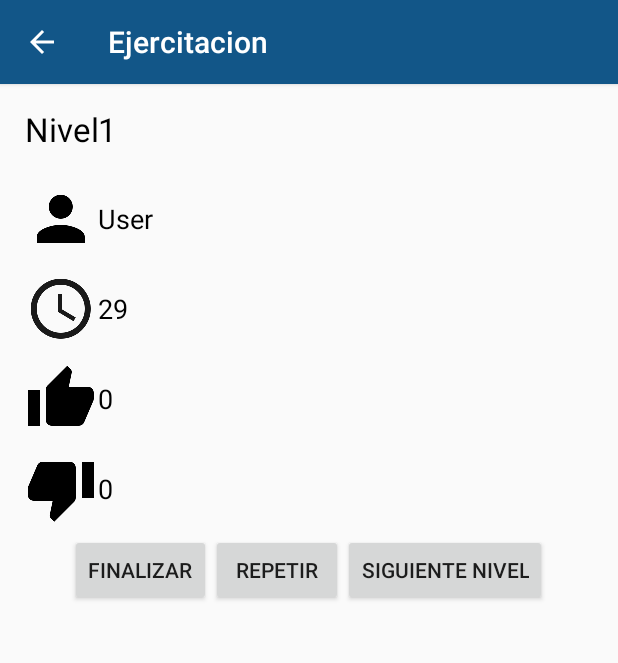
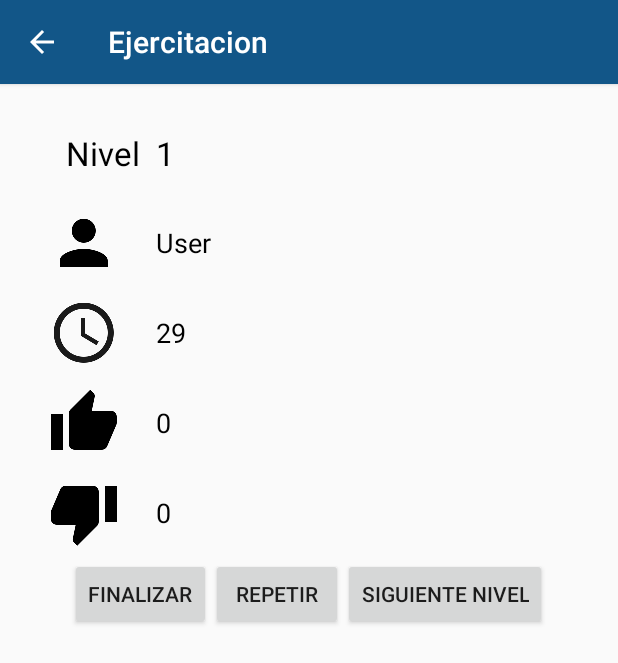
Before and after one commit to martintama/louis-app, an Android app: the ExerciseActivity screen opened directly, with no data from a screen before it, after a tap on "FINALIZAR", on a phone screen of 412 x 824 dp. Shown: the top 663 px of the screen. Run offline under Robolectric (Android 15) with nearby library versions, the phone set to English and light mode, and no system bars; libraries missing offline, so code that uses them is left out: com.j256.ormlite, net.danlew.android; 8 statements that could not run were skipped; 2 other taps on this screen came first.

Commit message:
Last minute changes

```diff
--- a/app/src/main/java/com/inclutec/louis/exercises/ExerciseAbecedario.java
+++ b/app/src/main/java/com/inclutec/louis/exercises/ExerciseAbecedario.java
@@ -9,7 +9,8 @@
 public class ExerciseAbecedario implements BrailleExercise {
 
     private int SEQ_START=7;
-    private int MAX_LEVEL=26;
+    //private int MAX_LEVEL=26;
+    private int MAX_LEVEL=19;
 
     private int level;
     private int nextCharIndex = 1;
@@ -18,7 +19,8 @@
     private int studiedLevelProgress = 1;
 
     public ExerciseAbecedario(){
-        sequence = "abclgmproetsunqivjdyñkháxíwfózúüé";
+        //sequence = "abclgmproetsunqivjdyñkháxíwfózúüé";
+        sequence = "abclgmproetsunqivjdykhxwfz";
     }
 
     @Override
--- a/app/src/main/java/com/inclutec/louis/exercises/ExerciseLibre.java
+++ b/app/src/main/java/com/inclutec/louis/exercises/ExerciseLibre.java
@@ -10,7 +10,8 @@
  */
 public class ExerciseLibre implements BrailleExercise {
 
-    String universe = "abcdefghijklmnñopqrstuvwxyz!?#";
+    //String universe = "abcdefghijklmnñopqrstuvwxyz!?#";
+    String universe = "abcdefghijklmnopqrstuvwxyz!#";
 
     @Override
     public void initializeExercise() {
--- a/app/src/main/java/com/inclutec/louis/ui/ExerciseActivity.java
+++ b/app/src/main/java/com/inclutec/louis/ui/ExerciseActivity.java
@@ -133,6 +133,7 @@
         args.putInt("seconds", seconds);
         args.putString("userName", userName);
         args.putInt("level", level);
+        args.putSerializable("type", selectedExercise.getExerciseType());
         nextFragment.setArguments(args);
 
         nextFragment.setListener(this);
--- a/app/src/main/java/com/inclutec/louis/ui/StatsActivity.java
+++ b/app/src/main/java/com/inclutec/louis/ui/StatsActivity.java
@@ -97,6 +97,7 @@
                 switch (fila[0].toLowerCase()) {
                     case "aprestamiento":
                         txtExercise = (TextView) findViewById(R.id.exercise1_title);
+                        txtExercise.setText("Aprestamiento");
                         txtTime = (TextView) findViewById(R.id.exercise1_time);
                         txtHits = (TextView) findViewById(R.id.exercise1_hit);
                         txtMiss = (TextView) findViewById(R.id.exercise1_miss);
@@ -104,6 +105,7 @@
                         break;
                     case "abecedario":
                         txtExercise = (TextView) findViewById(R.id.exercise2_title);
+                        txtExercise.setText("Abecedario");
                         txtTime = (TextView) findViewById(R.id.exercise2_time);
                         txtHits = (TextView) findViewById(R.id.exercise2_hit);
                         txtMiss = (TextView) findViewById(R.id.exercise2_miss);
@@ -111,6 +113,7 @@
                         break;
                     case "libre":
                         txtExercise = (TextView) findViewById(R.id.exercise3_title);
+                        txtExercise.setText("Libre");
                         txtTime = (TextView) findViewById(R.id.exercise3_time);
                         txtHits = (TextView) findViewById(R.id.exercise3_hit);
                         txtMiss = (TextView) findViewById(R.id.exercise3_miss);
@@ -118,7 +121,7 @@
                         break;
 
                 }
-                txtExercise.setText(fila[0]);
+
                 txtTime.setText(fila[1]);
                 txtHits.setText(fila[2]);
                 txtMiss.setText(fila[3]);
--- a/app/src/main/java/com/inclutec/louis/ui/fragments/ExerciseResultFragment.java
+++ b/app/src/main/java/com/inclutec/louis/ui/fragments/ExerciseResultFragment.java
@@ -11,6 +11,7 @@
 import android.widget.Toast;
 
 import com.inclutec.louis.R;
+import com.inclutec.louis.exercises.ExerciseType;
 
 public class ExerciseResultFragment extends Fragment {
 
@@ -24,6 +25,7 @@
     private int counterHit = 0;
     private int counterMiss = 0;
     private int level = 0;
+    private ExerciseType exerciseType;
 
     public ExerciseResultFragment() {
         // Required empty public constructor
@@ -85,7 +87,7 @@
         counterMiss = bundle.getInt("counterMiss");
         seconds = bundle.getInt("seconds");
         level = bundle.getInt("level");
-
+        ExerciseType selectedType = (ExerciseType) bundle.getSerializable("type");
 
         TextView txtThumbsUpCounter = (TextView) inflatedView.findViewById(R.id.txtThumbsUpCounter);
         TextView txtThumbsDownCounter = (TextView) inflatedView.findViewById(R.id.txtThumbsDownCounter);
@@ -100,7 +102,7 @@
         txtLevel.setText(String.valueOf(level));
 
         //If the user had some error
-        if (counterMiss > 1){
+        if (selectedType == ExerciseType.ABECEDARIO || selectedType == ExerciseType.LIBRE || counterMiss > 1){
             Button nextButton = (Button) inflatedView.findViewById(R.id.btnNext);
             nextButton.setEnabled(false);
 
@@ -111,6 +113,20 @@
                     aToast.show();;
                 }
             });
+        }
+
+        if (selectedType == ExerciseType.ABECEDARIO || selectedType == ExerciseType.LIBRE){
+            Button nextButton = (Button) inflatedView.findViewById(R.id.btnNext);
+            nextButton.setVisibility(View.INVISIBLE);
+
+            Button repeatButton = (Button) inflatedView.findViewById(R.id.btnRepeat);
+            repeatButton.setVisibility(View.INVISIBLE);
+        }else{
+            Button nextButton = (Button) inflatedView.findViewById(R.id.btnNext);
+            nextButton.setVisibility(View.VISIBLE);
+
+            Button repeatButton = (Button) inflatedView.findViewById(R.id.btnRepeat);
+            repeatButton.setVisibility(View.VISIBLE);
         }
     }
 
--- a/app/src/main/res/layout/activity_stats.xml
+++ b/app/src/main/res/layout/activity_stats.xml
@@ -87,7 +87,7 @@
                 android:layout_width="wrap_content"
                 android:layout_height="wrap_content"
                 android:textAppearance="?android:attr/textAppearanceSmall"
-                android:text="Apretamiento"
+                android:text="Aprestamiento"
                 android:id="@+id/exercise1_title"
                 android:layout_row="1"
                 android:layout_column="0" />
--- a/app/src/main/res/layout/fragment_exercise_result.xml
+++ b/app/src/main/res/layout/fragment_exercise_result.xml
@@ -2,7 +2,8 @@
 <LinearLayout xmlns:android="http://schemas.android.com/apk/res/android"
     android:orientation="vertical" android:layout_width="match_parent"
     android:layout_height="match_parent"
-    android:gravity="center_horizontal">
+    android:gravity="center_horizontal"
+    android:padding="16dp">
 
     <TableLayout
         android:id="@+id/table"
@@ -45,7 +46,8 @@
                 android:layout_width="wrap_content"
                 android:layout_height="wrap_content"
                 android:id="@+id/imageView2"
-                android:src="@drawable/ic_person_black_48dp"/>
+                android:src="@drawable/ic_person_black_48dp"
+                android:layout_marginRight="24dp"/>
 
             <TextView
                 android:layout_width="wrap_content"
@@ -67,7 +69,8 @@
                 android:layout_width="wrap_content"
                 android:layout_height="wrap_content"
                 android:id="@+id/imageView"
-                android:src="@drawable/ic_schedule_black_48dp"/>
+                android:src="@drawable/ic_schedule_black_48dp"
+                android:layout_marginRight="24dp"/>
 
                 <TextView
                     android:layout_width="wrap_content"
@@ -88,7 +91,8 @@
                 android:layout_width="wrap_content"
                 android:layout_height="wrap_content"
                 android:id="@+id/imgThumbsUp"
-                android:src="@drawable/ic_thumb_up_black_48dp" />
+                android:src="@drawable/ic_thumb_up_black_48dp"
+                android:layout_marginRight="24dp"/>
 
             <TextView
                 android:layout_width="wrap_content"
@@ -108,7 +112,8 @@
                 android:layout_width="wrap_content"
                 android:layout_height="wrap_content"
                 android:id="@+id/imgThumbsDown"
-                android:src="@drawable/ic_thumb_down_black_48dp" />
+                android:src="@drawable/ic_thumb_down_black_48dp"
+                android:layout_marginRight="24dp"/>
 
             <TextView
                 android:layout_width="wrap_content"
--- a/app/src/main/res/layout/fragment_profile_main.xml
+++ b/app/src/main/res/layout/fragment_profile_main.xml
@@ -1,7 +1,8 @@
 <FrameLayout xmlns:android="http://schemas.android.com/apk/res/android"
     xmlns:tools="http://schemas.android.com/tools" android:layout_width="match_parent"
     android:layout_height="match_parent"
-    tools:context="com.inclutec.louis.ui.fragments.ProfileMainFragment">
+    tools:context="com.inclutec.louis.ui.fragments.ProfileMainFragment"
+    android:padding="16dp">
 
     <ListView
         android:layout_width="fill_parent"
--- a/app/src/main/res/layout/fragment_profile_new.xml
+++ b/app/src/main/res/layout/fragment_profile_new.xml
@@ -2,6 +2,7 @@
     xmlns:tools="http://schemas.android.com/tools" android:layout_width="match_parent"
     android:layout_height="match_parent"
     tools:context="com.inclutec.louis.ui.fragments.ProfileNewFragment"
+    android:padding="16dp"
     android:orientation="vertical">
 
     <TextView
--- a/app/src/main/res/layout/item_userlist.xml
+++ b/app/src/main/res/layout/item_userlist.xml
@@ -8,7 +8,8 @@
         android:layout_height="wrap_content"
         android:textAppearance="?android:attr/textAppearanceMedium"
         android:text="Name"
-        android:height="72dp"
+        android:height="42dp"
         android:id="@+id/txtUsername"
-        android:layout_gravity="center" />
+        android:layout_gravity="center"
+        android:gravity="left|center" />
 </LinearLayout>
```
Also changed, not shown: app/src/main/java/com/inclutec/louis/exercises/ExerciseAprestamiento.java (+4 -4 lines), app/src/main/java/com/inclutec/louis/lib/BrailleCellImageHandler.java (+4 -4 lines), app/src/main/java/com/inclutec/louis/lib/LouisDeviceConnector.java (+20 -2 lines), app/src/main/java/com/inclutec/louis/mocks/LouisDeviceMock.java (+17 -0 lines), app/src/main/res/layout/activity_main.xml (+6 -6 lines).
